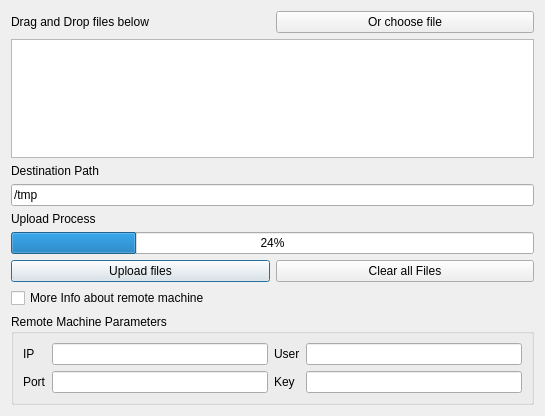
Before: the Qt Designer form hub/forms/DlgTransferFile.ui in subutai-io/control-center, drawn with Qt 5.
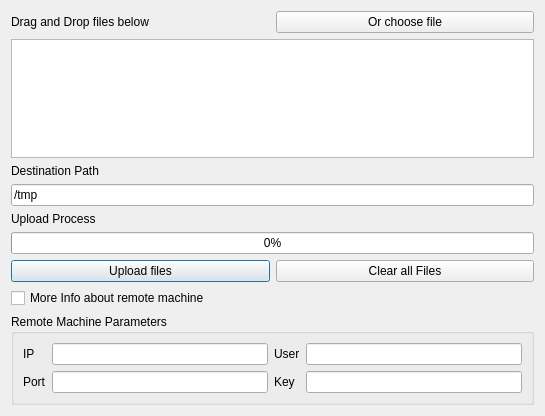
After: the same form once the commit is applied.

```diff
--- a/hub/forms/DlgTransferFile.ui
+++ b/hub/forms/DlgTransferFile.ui
@@ -107,7 +107,7 @@
    <item row="6" column="0" colspan="2">
     <widget class="QProgressBar" name="progressBar">
      <property name="value">
-      <number>24</number>
+      <number>0</number>
      </property>
     </widget>
    </item>
```
